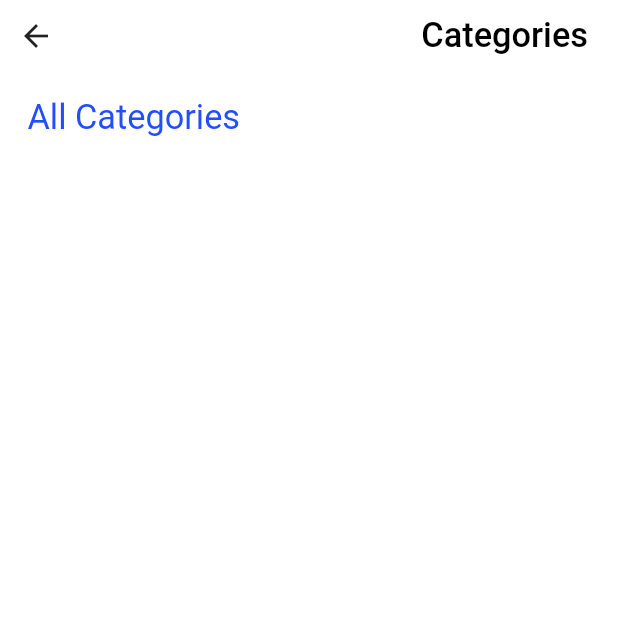
After one commit to MOASTAFABAHER/e_commerce_app, a Flutter app: the ListOfCategoriesScreen screen opened directly, on a phone screen of 412 x 824 dp, the top half of it. The commit adds this screen. Run offline on Flutter 3.47's test engine with Material 2 defaults, Android fonts, the phone set to English and light mode, and no system bars; our stand-ins replace bloc, dio, firebase_auth, firebase_core, flutter_bloc, flutter_screenutil and 4 more; missing offline and left inert: flutter_custom_carousel_slider, flutter_facebook_auth, onboarding_animation; accounts and stored records are empty; network calls fail.

```diff
--- /dev/null
+++ b/lib/components/settings/custom_app_bar.dart
@@ -0,0 +1,40 @@
+import 'package:e_commerce_app/components/custom_text.dart';
+import 'package:e_commerce_app/src/app_colors.dart';
+import 'package:e_commerce_app/utils/app_navigator.dart';
+import 'package:e_commerce_app/views/products/home_screen.dart';
+import 'package:flutter/cupertino.dart';
+import 'package:flutter/material.dart';
+import 'package:flutter/src/widgets/container.dart';
+import 'package:flutter/src/widgets/framework.dart';
+import 'package:flutter_screenutil/flutter_screenutil.dart';
+
+class CustomAppBar extends StatelessWidget {
+  String text;
+  CustomAppBar({required this.text});
+
+  @override
+  Widget build(BuildContext context) {
+    return Container(
+      color: AppColors.kWhiteColor,
+      child: Row(
+        mainAxisAlignment: MainAxisAlignment.spaceBetween,
+        children: [
+          IconButton(
+              onPressed: () {
+                AppNavigator.appNavigator(context, HomeScreen(),
+                    isFinished: true);
+              },
+              icon: const Icon(Icons.arrow_back)),
+          Padding(
+            padding: const EdgeInsets.only(right: 20),
+            child: CustomText(
+              text: text,
+              fontSize: 20.sp,
+              fontWeight: FontWeight.w500,
+            ),
+          )
+        ],
+      ),
+    );
+  }
+}
--- a/lib/components/settings/main_drawer_item.dart
+++ b/lib/components/settings/main_drawer_item.dart
@@ -13,8 +13,8 @@ class MainDrawerItem extends StatelessWidget {
   Widget build(BuildContext context) {
     return GestureDetector(
       onTap: () {
-        // AppNavigator.appNavigator(context, settingsData.widget,
-        //     isFinished: true);
+        AppNavigator.appNavigator(context, settingsData.widget,
+            isFinished: true);
       },
       child: Padding(
         padding: const EdgeInsets.symmetric(vertical: 10, horizontal: 20),
--- /dev/null
+++ b/lib/views/settings/List_of_categories_screen.dart
@@ -0,0 +1,31 @@
+import 'package:e_commerce_app/components/settings/custom_app_bar.dart';
+import 'package:e_commerce_app/models/responds/categories/topic_text.dart';
+import 'package:e_commerce_app/src/app_colors.dart';
+import 'package:flutter/material.dart';
+import 'package:flutter_screenutil/flutter_screenutil.dart';
+
+class ListOfCategoriesScreen extends StatelessWidget {
+  const ListOfCategoriesScreen({super.key});
+
+  @override
+  Widget build(BuildContext context) {
+    return Scaffold(
+      backgroundColor: AppColors.kWhiteColor,
+      body: SafeArea(
+        child: Column(
+          children: [
+            CustomAppBar(
+              text: 'Categories',
+            ),
+            Padding(
+              padding: EdgeInsets.symmetric(horizontal: 16.r, vertical: 10.r),
+              child: Column(
+                children: [TopicText(text: 'All Categories')],
+              ),
+            )
+          ],
+        ),
+      ),
+    );
+  }
+}
```
Also changed, not shown: lib/bloc/profile_cubit/about_us_info/cubit/about_us_info_cubit.dart (added, +31 -0 lines), lib/bloc/profile_cubit/about_us_info/cubit/about_us_info_state.dart (added, +12 -0 lines), lib/models/responds/profile/about_us_respond.dart (added, +42 -0 lines), lib/models/settings_data.dart (+9 -8 lines), lib/views/settings/about_us_screen.dart (added, +87 -0 lines), lib/views/settings/test_screen.dart (added, +23 -0 lines).
